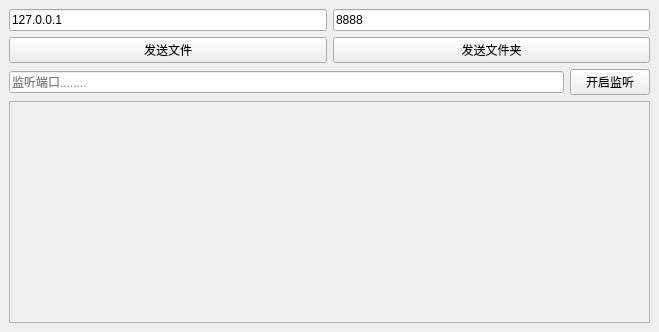
Old version of the form mainwindow.ui in the repository HandsomeGiao/tinyShare-multiThread.
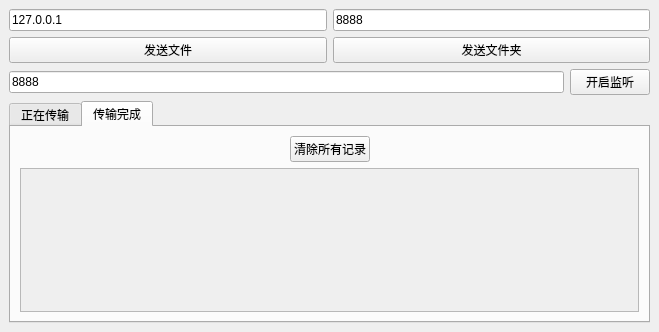
New version of the form. The open tabs and pages were chosen to show the change.

Commit message:
完善文件夹传输功能
修复小文件传输错误BUG,修复显示错误BUG

What changed in the file:
```diff
--- a/mainwindow.ui
+++ b/mainwindow.ui
@@ -14,9 +14,9 @@
    <string>MainWindow</string>
   </property>
   <widget class="QWidget" name="centralwidget">
-   <layout class="QVBoxLayout" name="verticalLayout_2">
+   <layout class="QVBoxLayout" name="verticalLayout_6">
     <item>
-     <layout class="QVBoxLayout" name="verticalLayout">
+     <layout class="QVBoxLayout" name="verticalLayout_5">
       <item>
        <layout class="QHBoxLayout" name="horizontalLayout">
         <item>
@@ -70,7 +70,7 @@
            <string/>
           </property>
           <property name="text">
-           <string/>
+           <string>8888</string>
           </property>
           <property name="placeholderText">
            <string>监听端口........</string>
@@ -87,19 +87,139 @@
        </layout>
       </item>
       <item>
-       <widget class="QScrollArea" name="saShowInfo">
-        <property name="widgetResizable">
-         <bool>true</bool>
+       <widget class="QTabWidget" name="tabWidget">
+        <property name="currentIndex">
+         <number>0</number>
         </property>
-        <widget class="QWidget" name="scrollAreaWidgetContents_3">
-         <property name="geometry">
-          <rect>
-           <x>0</x>
-           <y>0</y>
-           <width>643</width>
-           <height>236</height>
-          </rect>
-         </property>
+        <widget class="QWidget" name="widget">
+         <attribute name="title">
+          <string>正在传输</string>
+         </attribute>
+         <layout class="QVBoxLayout" name="verticalLayout_3">
+          <item>
+           <layout class="QVBoxLayout" name="verticalLayout">
+            <item>
+             <layout class="QHBoxLayout" name="horizontalLayout_5">
+              <item>
+               <spacer name="horizontalSpacer_3">
+                <property name="orientation">
+                 <enum>Qt::Orientation::Horizontal</enum>
+                </property>
+                <property name="sizeHint" stdset="0">
+                 <size>
+                  <width>40</width>
+                  <height>20</height>
+                 </size>
+                </property>
+               </spacer>
+              </item>
+              <item>
+               <widget class="QPushButton" name="pbCancelAll">
+                <property name="text">
+                 <string>取消所有任务</string>
+                </property>
+               </widget>
+              </item>
+              <item>
+               <spacer name="horizontalSpacer_4">
+                <property name="orientation">
+                 <enum>Qt::Orientation::Horizontal</enum>
+                </property>
+                <property name="sizeHint" stdset="0">
+                 <size>
+                  <width>40</width>
+                  <height>20</height>
+                 </size>
+                </property>
+               </spacer>
+              </item>
+             </layout>
+            </item>
+            <item>
+             <widget class="QScrollArea" name="saShowInfo">
+              <property name="widgetResizable">
+               <bool>true</bool>
+              </property>
+              <widget class="QWidget" name="scrollAreaWidgetContents_3">
+               <property name="geometry">
+                <rect>
+                 <x>0</x>
+                 <y>0</y>
+                 <width>629</width>
+                 <height>186</height>
+                </rect>
+               </property>
+              </widget>
+             </widget>
+            </item>
+           </layout>
+          </item>
+         </layout>
+        </widget>
+        <widget class="QWidget" name="">
+         <attribute name="title">
+          <string>传输完成</string>
+         </attribute>
+         <layout class="QVBoxLayout" name="verticalLayout_4">
+          <item>
+           <layout class="QVBoxLayout" name="verticalLayout_2">
+            <item>
+             <layout class="QHBoxLayout" name="horizontalLayout_4">
+              <item>
+               <spacer name="horizontalSpacer">
+                <property name="orientation">
+                 <enum>Qt::Orientation::Horizontal</enum>
+                </property>
+                <property name="sizeHint" stdset="0">
+                 <size>
+                  <width>40</width>
+                  <height>20</height>
+                 </size>
+                </property>
+               </spacer>
+              </item>
+              <item>
+               <widget class="QPushButton" name="pushButton">
+                <property name="text">
+                 <string>清除所有记录</string>
+                </property>
+               </widget>
+              </item>
+              <item>
+               <spacer name="horizontalSpacer_2">
+                <property name="orientation">
+                 <enum>Qt::Orientation::Horizontal</enum>
+                </property>
+                <property name="sizeHint" stdset="0">
+                 <size>
+                  <width>40</width>
+                  <height>20</height>
+                 </size>
+                </property>
+               </spacer>
+              </item>
+             </layout>
+            </item>
+            <item>
+             <widget class="QScrollArea" name="saCompleted">
+              <property name="widgetResizable">
+               <bool>true</bool>
+              </property>
+              <widget class="QWidget" name="scrollAreaWidgetContents">
+               <property name="geometry">
+                <rect>
+                 <x>0</x>
+                 <y>0</y>
+                 <width>629</width>
+                 <height>186</height>
+                </rect>
+               </property>
+              </widget>
+             </widget>
+            </item>
+           </layout>
+          </item>
+         </layout>
         </widget>
        </widget>
       </item>
```
The commit also changes 2 other files.
